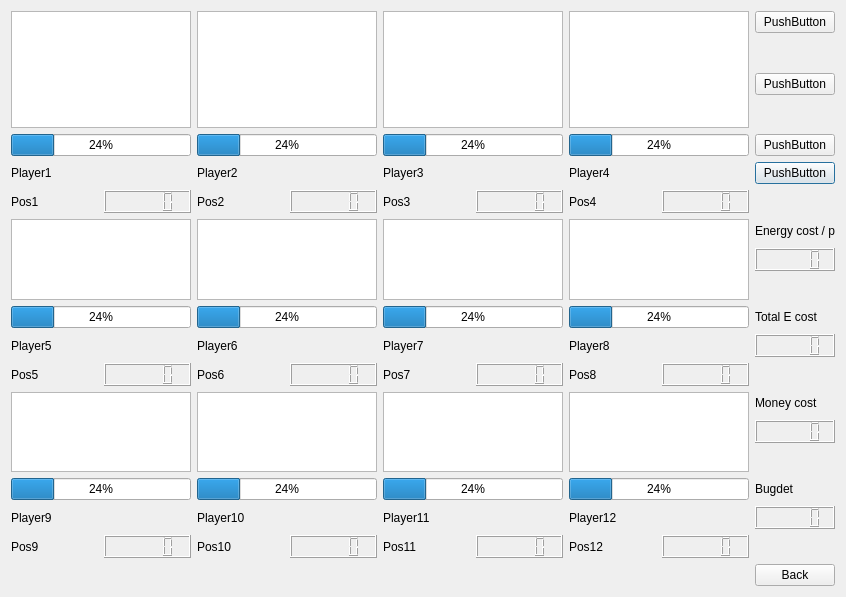
Before: the Qt Designer form BTM_Qt/training.ui in skandermoalla/CSE201-Top5, drawn with Qt 5.
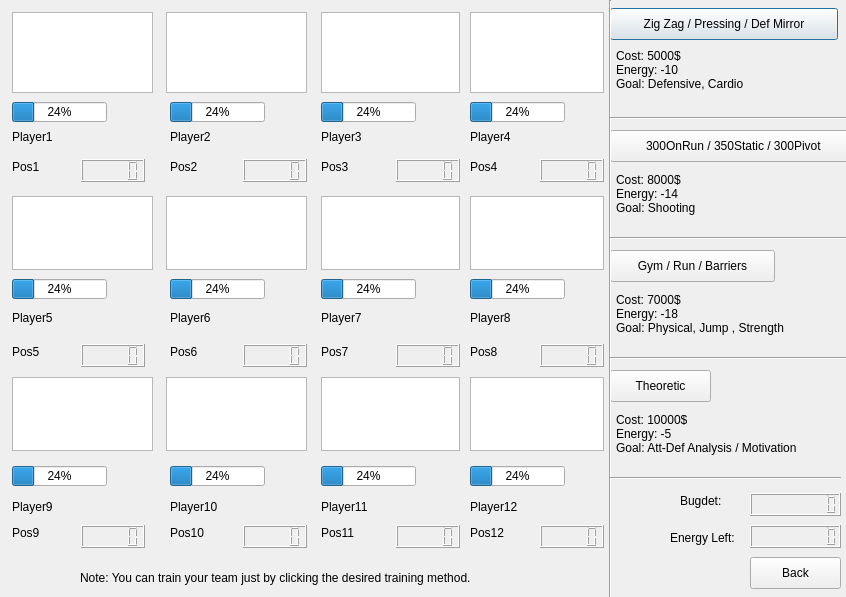
After: the same form once the commit is applied.

```diff
--- a/BTM_Qt/training.ui
+++ b/BTM_Qt/training.ui
@@ -13,94 +13,159 @@
   <property name="windowTitle">
    <string>Basketball Team Manager</string>
   </property>
-  <layout class="QGridLayout" name="gridLayout">
-   <item row="11" column="8">
-    <widget class="QLabel" name="cost2">
-     <property name="text">
-      <string>Total E cost</string>
-     </property>
-    </widget>
-   </item>
-   <item row="6" column="3">
-    <widget class="QLCDNumber" name="lcdNumber_2"/>
-   </item>
-   <item row="12" column="2">
+  <widget class="QLCDNumber" name="lcdNumber_2">
+   <property name="geometry">
+    <rect>
+     <x>243</x>
+     <y>159</y>
+     <width>64</width>
+     <height>23</height>
+    </rect>
+   </property>
+  </widget>
     <widget class="QLabel" name="label_6">
+   <property name="geometry">
+    <rect>
+     <x>170</x>
+     <y>310</y>
+     <width>131</width>
+     <height>16</height>
+    </rect>
+   </property>
      <property name="text">
       <string>Player6</string>
      </property>
     </widget>
-   </item>
-   <item row="6" column="2">
     <widget class="QLabel" name="label_2p">
+   <property name="geometry">
+    <rect>
+     <x>170</x>
+     <y>159</y>
+     <width>31</width>
+     <height>16</height>
+    </rect>
+   </property>
      <property name="text">
       <string>Pos2</string>
      </property>
     </widget>
-   </item>
-   <item row="8" column="4" rowspan="3" colspan="2">
-    <widget class="QGraphicsView" name="graphicsView_9"/>
-   </item>
-   <item row="6" column="0">
+  <widget class="QGraphicsView" name="graphicsView_9">
+   <property name="geometry">
+    <rect>
+     <x>321</x>
+     <y>196</y>
+     <width>139</width>
+     <height>74</height>
+    </rect>
+   </property>
+  </widget>
     <widget class="QLabel" name="labelp">
+   <property name="geometry">
+    <rect>
+     <x>12</x>
+     <y>159</y>
+     <width>29</width>
+     <height>16</height>
+    </rect>
+   </property>
      <property name="text">
       <string>Pos1</string>
      </property>
     </widget>
-   </item>
-   <item row="5" column="8">
-    <widget class="QPushButton" name="pushButton_4">
-     <property name="text">
-      <string>PushButton</string>
-     </property>
-    </widget>
-   </item>
-   <item row="6" column="6">
     <widget class="QLabel" name="label_4p">
+   <property name="geometry">
+    <rect>
+     <x>470</x>
+     <y>159</y>
+     <width>31</width>
+     <height>16</height>
+    </rect>
+   </property>
      <property name="text">
       <string>Pos4</string>
      </property>
     </widget>
-   </item>
-   <item row="8" column="0" rowspan="3" colspan="2">
-    <widget class="QGraphicsView" name="graphicsView_5"/>
-   </item>
-   <item row="11" column="4" colspan="2">
+  <widget class="QGraphicsView" name="graphicsView_5">
+   <property name="geometry">
+    <rect>
+     <x>12</x>
+     <y>196</y>
+     <width>141</width>
+     <height>74</height>
+    </rect>
+   </property>
+  </widget>
     <widget class="QProgressBar" name="progressBar_7">
+   <property name="geometry">
+    <rect>
+     <x>321</x>
+     <y>279</y>
+     <width>95</width>
+     <height>20</height>
+    </rect>
+   </property>
      <property name="value">
       <number>24</number>
      </property>
     </widget>
-   </item>
-   <item row="11" column="2" colspan="2">
     <widget class="QProgressBar" name="progressBar_6">
+   <property name="geometry">
+    <rect>
+     <x>170</x>
+     <y>279</y>
+     <width>95</width>
+     <height>20</height>
+    </rect>
+   </property>
      <property name="value">
       <number>24</number>
      </property>
     </widget>
-   </item>
-   <item row="12" column="8">
-    <widget class="QLCDNumber" name="lcdNumber_15"/>
-   </item>
-   <item row="12" column="6">
     <widget class="QLabel" name="label_8">
+   <property name="geometry">
+    <rect>
+     <x>470</x>
+     <y>310</y>
+     <width>131</width>
+     <height>16</height>
+    </rect>
+   </property>
      <property name="text">
       <string>Player8</string>
      </property>
     </widget>
-   </item>
-   <item row="6" column="7">
-    <widget class="QLCDNumber" name="lcdNumber_4"/>
-   </item>
-   <item row="11" column="0" colspan="2">
+  <widget class="QLCDNumber" name="lcdNumber_4">
+   <property name="geometry">
+    <rect>
+     <x>540</x>
+     <y>159</y>
+     <width>64</width>
+     <height>23</height>
+    </rect>
+   </property>
+  </widget>
     <widget class="QProgressBar" name="progressBar_5">
+   <property name="geometry">
+    <rect>
+     <x>12</x>
+     <y>279</y>
+     <width>95</width>
+     <height>20</height>
+    </rect>
+   </property>
      <property name="value">
       <number>24</number>
      </property>
     </widget>
-   </item>
-   <item row="6" column="1">
     <widget class="QLCDNumber" name="lcdNumber">
+   <property name="geometry">
+    <rect>
+     <x>81</x>
+     <y>159</y>
+     <width>64</width>
+     <height>23</height>
+    </rect>
+   </property>
      <property name="maximumSize">
       <size>
        <width>16777215</width>
@@ -108,319 +173,818 @@
       </size>
      </property>
     </widget>
-   </item>
-   <item row="8" column="8">
-    <widget class="QLabel" name="cost1">
-     <property name="text">
-      <string>Energy cost / p</string>
-     </property>
-    </widget>
-   </item>
-   <item row="9" column="8">
-    <widget class="QLCDNumber" name="lcdNumber_13"/>
-   </item>
-   <item row="12" column="0">
     <widget class="QLabel" name="label_5">
+   <property name="geometry">
+    <rect>
+     <x>12</x>
+     <y>310</y>
+     <width>121</width>
+     <height>16</height>
+    </rect>
+   </property>
      <property name="text">
       <string>Player5</string>
      </property>
     </widget>
-   </item>
-   <item row="8" column="2" rowspan="3" colspan="2">
-    <widget class="QGraphicsView" name="graphicsView_7"/>
-   </item>
-   <item row="6" column="5">
-    <widget class="QLCDNumber" name="lcdNumber_3"/>
-   </item>
-   <item row="6" column="4">
+  <widget class="QGraphicsView" name="graphicsView_7">
+   <property name="geometry">
+    <rect>
+     <x>166</x>
+     <y>196</y>
+     <width>141</width>
+     <height>74</height>
+    </rect>
+   </property>
+  </widget>
+  <widget class="QLCDNumber" name="lcdNumber_3">
+   <property name="geometry">
+    <rect>
+     <x>396</x>
+     <y>159</y>
+     <width>64</width>
+     <height>23</height>
+    </rect>
+   </property>
+  </widget>
     <widget class="QLabel" name="label_3p">
+   <property name="geometry">
+    <rect>
+     <x>321</x>
+     <y>159</y>
+     <width>31</width>
+     <height>16</height>
+    </rect>
+   </property>
      <property name="text">
       <string>Pos3</string>
      </property>
     </widget>
-   </item>
-   <item row="12" column="4">
     <widget class="QLabel" name="label_7">
+   <property name="geometry">
+    <rect>
+     <x>321</x>
+     <y>310</y>
+     <width>131</width>
+     <height>16</height>
+    </rect>
+   </property>
      <property name="text">
       <string>Player7</string>
      </property>
     </widget>
-   </item>
-   <item row="13" column="0">
     <widget class="QLabel" name="label_5p">
+   <property name="geometry">
+    <rect>
+     <x>12</x>
+     <y>344</y>
+     <width>31</width>
+     <height>16</height>
+    </rect>
+   </property>
      <property name="text">
       <string>Pos5</string>
      </property>
     </widget>
-   </item>
-   <item row="13" column="1">
-    <widget class="QLCDNumber" name="lcdNumber_5"/>
-   </item>
-   <item row="0" column="6" rowspan="4" colspan="2">
-    <widget class="QGraphicsView" name="graphicsView_4"/>
-   </item>
-   <item row="4" column="6" colspan="2">
+  <widget class="QLCDNumber" name="lcdNumber_5">
+   <property name="geometry">
+    <rect>
+     <x>81</x>
+     <y>344</y>
+     <width>64</width>
+     <height>23</height>
+    </rect>
+   </property>
+  </widget>
+  <widget class="QGraphicsView" name="graphicsView_4">
+   <property name="geometry">
+    <rect>
+     <x>470</x>
+     <y>12</y>
+     <width>134</width>
+     <height>81</height>
+    </rect>
+   </property>
+  </widget>
     <widget class="QProgressBar" name="progressBar_4">
+   <property name="geometry">
+    <rect>
+     <x>470</x>
+     <y>102</y>
+     <width>95</width>
+     <height>20</height>
+    </rect>
+   </property>
      <property name="value">
       <number>24</number>
      </property>
     </widget>
-   </item>
-   <item row="4" column="2" colspan="2">
     <widget class="QProgressBar" name="progressBar_2">
+   <property name="geometry">
+    <rect>
+     <x>170</x>
+     <y>102</y>
+     <width>95</width>
+     <height>20</height>
+    </rect>
+   </property>
      <property name="value">
       <number>24</number>
      </property>
     </widget>
-   </item>
-   <item row="5" column="0" colspan="2">
     <widget class="QLabel" name="label">
+   <property name="geometry">
+    <rect>
+     <x>12</x>
+     <y>129</y>
+     <width>131</width>
+     <height>16</height>
+    </rect>
+   </property>
      <property name="text">
       <string>Player1</string>
      </property>
     </widget>
-   </item>
-   <item row="5" column="4" colspan="2">
     <widget class="QLabel" name="label_3">
+   <property name="geometry">
+    <rect>
+     <x>321</x>
+     <y>129</y>
+     <width>131</width>
+     <height>16</height>
+    </rect>
+   </property>
      <property name="text">
       <string>Player3</string>
      </property>
     </widget>
-   </item>
-   <item row="5" column="2" colspan="2">
     <widget class="QLabel" name="label_2">
+   <property name="geometry">
+    <rect>
+     <x>170</x>
+     <y>129</y>
+     <width>141</width>
+     <height>16</height>
+    </rect>
+   </property>
      <property name="text">
       <string>Player2</string>
      </property>
     </widget>
-   </item>
-   <item row="0" column="2" rowspan="4" colspan="2">
-    <widget class="QGraphicsView" name="graphicsView_2"/>
-   </item>
-   <item row="4" column="4" colspan="2">
+  <widget class="QGraphicsView" name="graphicsView_2">
+   <property name="geometry">
+    <rect>
+     <x>166</x>
+     <y>12</y>
+     <width>141</width>
+     <height>81</height>
+    </rect>
+   </property>
+  </widget>
     <widget class="QProgressBar" name="progressBar_3">
+   <property name="geometry">
+    <rect>
+     <x>321</x>
+     <y>102</y>
+     <width>95</width>
+     <height>20</height>
+    </rect>
+   </property>
      <property name="value">
       <number>24</number>
      </property>
     </widget>
-   </item>
-   <item row="4" column="0" colspan="2">
     <widget class="QProgressBar" name="progressBar">
+   <property name="geometry">
+    <rect>
+     <x>12</x>
+     <y>102</y>
+     <width>95</width>
+     <height>20</height>
+    </rect>
+   </property>
      <property name="value">
       <number>24</number>
      </property>
     </widget>
-   </item>
-   <item row="0" column="0" rowspan="4" colspan="2">
-    <widget class="QGraphicsView" name="graphicsView"/>
-   </item>
-   <item row="0" column="4" rowspan="4" colspan="2">
-    <widget class="QGraphicsView" name="graphicsView_3"/>
-   </item>
-   <item row="4" column="8">
-    <widget class="QPushButton" name="pushButton_3">
-     <property name="text">
-      <string>PushButton</string>
-     </property>
-    </widget>
-   </item>
-   <item row="0" column="8">
+  <widget class="QGraphicsView" name="graphicsView">
+   <property name="geometry">
+    <rect>
+     <x>12</x>
+     <y>12</y>
+     <width>141</width>
+     <height>81</height>
+    </rect>
+   </property>
+  </widget>
+  <widget class="QGraphicsView" name="graphicsView_3">
+   <property name="geometry">
+    <rect>
+     <x>321</x>
+     <y>12</y>
+     <width>139</width>
+     <height>81</height>
+    </rect>
+   </property>
+  </widget>
     <widget class="QPushButton" name="pushButton">
-     <property name="text">
-      <string>PushButton</string>
-     </property>
-    </widget>
-   </item>
-   <item row="2" column="8">
-    <widget class="QPushButton" name="pushButton_2">
+   <property name="geometry">
+    <rect>
+     <x>610</x>
+     <y>8</y>
+     <width>228</width>
+     <height>32</height>
+    </rect>
+   </property>
      <property name="text">
-      <string>PushButton</string>
-     </property>
-    </widget>
-   </item>
-   <item row="5" column="6">
+    <string>Zig Zag / Pressing / Def Mirror</string>
+   </property>
+  </widget>
     <widget class="QLabel" name="label_4">
+   <property name="geometry">
+    <rect>
+     <x>470</x>
+     <y>129</y>
+     <width>131</width>
+     <height>16</height>
+    </rect>
+   </property>
      <property name="text">
       <string>Player4</string>
      </property>
     </widget>
-   </item>
-   <item row="19" column="5">
-    <widget class="QLCDNumber" name="lcdNumber_11"/>
-   </item>
-   <item row="14" column="8">
-    <widget class="QLabel" name="cost3">
-     <property name="text">
-      <string>Money cost</string>
-     </property>
-    </widget>
-   </item>
-   <item row="19" column="4">
+  <widget class="QLCDNumber" name="lcdNumber_11">
+   <property name="geometry">
+    <rect>
+     <x>396</x>
+     <y>525</y>
+     <width>64</width>
+     <height>23</height>
+    </rect>
+   </property>
+  </widget>
     <widget class="QLabel" name="label_11p">
+   <property name="geometry">
+    <rect>
+     <x>321</x>
+     <y>525</y>
+     <width>35</width>
+     <height>16</height>
+    </rect>
+   </property>
      <property name="text">
       <string>Pos11</string>
      </property>
     </widget>
-   </item>
-   <item row="19" column="3">
-    <widget class="QLCDNumber" name="lcdNumber_10"/>
-   </item>
-   <item row="18" column="8">
-    <widget class="QLCDNumber" name="lcdNumber_16"/>
-   </item>
-   <item row="14" column="6" rowspan="3" colspan="2">
-    <widget class="QGraphicsView" name="graphicsView_12"/>
-   </item>
-   <item row="19" column="2">
+  <widget class="QLCDNumber" name="lcdNumber_10">
+   <property name="geometry">
+    <rect>
+     <x>243</x>
+     <y>525</y>
+     <width>64</width>
+     <height>23</height>
+    </rect>
+   </property>
+  </widget>
+  <widget class="QGraphicsView" name="graphicsView_12">
+   <property name="geometry">
+    <rect>
+     <x>470</x>
+     <y>377</y>
+     <width>134</width>
+     <height>74</height>
+    </rect>
+   </property>
+  </widget>
     <widget class="QLabel" name="label_10p">
+   <property name="geometry">
+    <rect>
+     <x>170</x>
+     <y>525</y>
+     <width>37</width>
+     <height>16</height>
+    </rect>
+   </property>
      <property name="text">
       <string>Pos10</string>
      </property>
     </widget>
-   </item>
-   <item row="19" column="0">
     <widget class="QLabel" name="label_9p">
+   <property name="geometry">
+    <rect>
+     <x>12</x>
+     <y>525</y>
+     <width>31</width>
+     <height>16</height>
+    </rect>
+   </property>
      <property name="text">
       <string>Pos9</string>
      </property>
     </widget>
-   </item>
-   <item row="18" column="2">
     <widget class="QLabel" name="label_10">
+   <property name="geometry">
+    <rect>
+     <x>170</x>
+     <y>499</y>
+     <width>131</width>
+     <height>16</height>
+    </rect>
+   </property>
      <property name="text">
       <string>Player10</string>
      </property>
     </widget>
-   </item>
-   <item row="17" column="0" colspan="2">
     <widget class="QProgressBar" name="progressBar_9">
+   <property name="geometry">
+    <rect>
+     <x>12</x>
+     <y>466</y>
+     <width>95</width>
+     <height>20</height>
+    </rect>
+   </property>
      <property name="value">
       <number>24</number>
      </property>
     </widget>
-   </item>
-   <item row="14" column="2" rowspan="3" colspan="2">
-    <widget class="QGraphicsView" name="graphicsView_8"/>
-   </item>
-   <item row="18" column="0">
+  <widget class="QGraphicsView" name="graphicsView_8">
+   <property name="geometry">
+    <rect>
+     <x>166</x>
+     <y>377</y>
+     <width>141</width>
+     <height>74</height>
+    </rect>
+   </property>
+  </widget>
     <widget class="QLabel" name="label_9">
+   <property name="geometry">
+    <rect>
+     <x>12</x>
+     <y>499</y>
+     <width>131</width>
+     <height>16</height>
+    </rect>
+   </property>
      <property name="text">
       <string>Player9</string>
      </property>
     </widget>
-   </item>
-   <item row="17" column="4" colspan="2">
     <widget class="QProgressBar" name="progressBar_11">
+   <property name="geometry">
+    <rect>
+     <x>321</x>
+     <y>466</y>
+     <width>95</width>
+     <height>20</height>
+    </rect>
+   </property>
      <property name="value">
       <number>24</number>
      </property>
     </widget>
-   </item>
-   <item row="13" column="7">
-    <widget class="QLCDNumber" name="lcdNumber_8"/>
-   </item>
-   <item row="14" column="4" rowspan="3" colspan="2">
-    <widget class="QGraphicsView" name="graphicsView_11"/>
-   </item>
-   <item row="13" column="6">
+  <widget class="QLCDNumber" name="lcdNumber_8">
+   <property name="geometry">
+    <rect>
+     <x>540</x>
+     <y>344</y>
+     <width>64</width>
+     <height>23</height>
+    </rect>
+   </property>
+  </widget>
+  <widget class="QGraphicsView" name="graphicsView_11">
+   <property name="geometry">
+    <rect>
+     <x>321</x>
+     <y>377</y>
+     <width>139</width>
+     <height>74</height>
+    </rect>
+   </property>
+  </widget>
     <widget class="QLabel" name="label_8p">
+   <property name="geometry">
+    <rect>
+     <x>470</x>
+     <y>344</y>
+     <width>31</width>
+     <height>16</height>
+    </rect>
+   </property>
      <property name="text">
       <string>Pos8</string>
      </property>
     </widget>
-   </item>
-   <item row="17" column="2" colspan="2">
     <widget class="QProgressBar" name="progressBar_10">
+   <property name="geometry">
+    <rect>
+     <x>170</x>
+     <y>466</y>
+     <width>95</width>
+     <height>20</height>
+    </rect>
+   </property>
      <property name="value">
       <number>24</number>
      </property>
     </widget>
-   </item>
-   <item row="18" column="4">
     <widget class="QLabel" name="label_11">
+   <property name="geometry">
+    <rect>
+     <x>321</x>
+     <y>499</y>
+     <width>50</width>
+     <height>16</height>
+    </rect>
+   </property>
      <property name="text">
       <string>Player11</string>
      </property>
     </widget>
-   </item>
-   <item row="19" column="6">
     <widget class="QLabel" name="label_12p">
+   <property name="geometry">
+    <rect>
+     <x>470</x>
+     <y>525</y>
+     <width>37</width>
+     <height>16</height>
+    </rect>
+   </property>
      <property name="text">
       <string>Pos12</string>
      </property>
     </widget>
-   </item>
-   <item row="13" column="2">
     <widget class="QLabel" name="label_6p">
+   <property name="geometry">
+    <rect>
+     <x>170</x>
+     <y>344</y>
+     <width>31</width>
+     <height>16</height>
+    </rect>
+   </property>
      <property name="text">
       <string>Pos6</string>
      </property>
     </widget>
-   </item>
-   <item row="14" column="0" rowspan="3" colspan="2">
-    <widget class="QGraphicsView" name="graphicsView_6"/>
-   </item>
-   <item row="17" column="6" colspan="2">
+  <widget class="QGraphicsView" name="graphicsView_6">
+   <property name="geometry">
+    <rect>
+     <x>12</x>
+     <y>377</y>
+     <width>141</width>
+     <height>74</height>
+    </rect>
+   </property>
+  </widget>
     <widget class="QProgressBar" name="progressBar_12">
+   <property name="geometry">
+    <rect>
+     <x>470</x>
+     <y>466</y>
+     <width>95</width>
+     <height>20</height>
+    </rect>
+   </property>
      <property name="value">
       <number>24</number>
      </property>
     </widget>
-   </item>
-   <item row="13" column="4">
     <widget class="QLabel" name="label_7p">
+   <property name="geometry">
+    <rect>
+     <x>321</x>
+     <y>344</y>
+     <width>30</width>
+     <height>16</height>
+    </rect>
+   </property>
      <property name="text">
       <string>Pos7</string>
      </property>
     </widget>
-   </item>
-   <item row="17" column="8">
-    <widget class="QLabel" name="cost4">
-     <property name="text">
-      <string>Bugdet</string>
-     </property>
-    </widget>
-   </item>
-   <item row="19" column="7">
-    <widget class="QLCDNumber" name="lcdNumber_12"/>
-   </item>
-   <item row="15" column="8">
-    <widget class="QLCDNumber" name="lcdNumber_14"/>
-   </item>
-   <item row="19" column="1">
-    <widget class="QLCDNumber" name="lcdNumber_9"/>
-   </item>
-   <item row="13" column="5">
-    <widget class="QLCDNumber" name="lcdNumber_7"/>
-   </item>
-   <item row="13" column="3">
-    <widget class="QLCDNumber" name="lcdNumber_6"/>
-   </item>
-   <item row="20" column="8">
-    <widget class="QPushButton" name="pushButton_5">
-     <property name="text">
-      <string>Back</string>
-     </property>
-    </widget>
-   </item>
-   <item row="18" column="6">
+  <widget class="QLCDNumber" name="lcdNumber_12">
+   <property name="geometry">
+    <rect>
+     <x>540</x>
+     <y>525</y>
+     <width>64</width>
+     <height>23</height>
+    </rect>
+   </property>
+  </widget>
+  <widget class="QLCDNumber" name="lcdNumber_9">
+   <property name="geometry">
+    <rect>
+     <x>81</x>
+     <y>525</y>
+     <width>64</width>
+     <height>23</height>
+    </rect>
+   </property>
+  </widget>
+  <widget class="QLCDNumber" name="lcdNumber_7">
+   <property name="geometry">
+    <rect>
+     <x>396</x>
+     <y>344</y>
+     <width>64</width>
+     <height>23</height>
+    </rect>
+   </property>
+  </widget>
+  <widget class="QLCDNumber" name="lcdNumber_6">
+   <property name="geometry">
+    <rect>
+     <x>243</x>
+     <y>344</y>
+     <width>64</width>
+     <height>23</height>
+    </rect>
+   </property>
+  </widget>
     <widget class="QLabel" name="label_12">
+   <property name="geometry">
+    <rect>
+     <x>470</x>
+     <y>499</y>
+     <width>52</width>
+     <height>16</height>
+    </rect>
+   </property>
      <property name="text">
       <string>Player12</string>
      </property>
     </widget>
-   </item>
-   <item row="11" column="6" colspan="2">
     <widget class="QProgressBar" name="progressBar_8">
+   <property name="geometry">
+    <rect>
+     <x>470</x>
+     <y>279</y>
+     <width>95</width>
+     <height>20</height>
+    </rect>
+   </property>
      <property name="value">
       <number>24</number>
      </property>
     </widget>
-   </item>
-   <item row="8" column="6" rowspan="3" colspan="2">
-    <widget class="QGraphicsView" name="graphicsView_10"/>
-   </item>
-  </layout>
+  <widget class="QGraphicsView" name="graphicsView_10">
+   <property name="geometry">
+    <rect>
+     <x>470</x>
+     <y>196</y>
+     <width>134</width>
+     <height>74</height>
+    </rect>
+   </property>
+  </widget>
+  <widget class="QLabel" name="cost4">
+   <property name="geometry">
+    <rect>
+     <x>680</x>
+     <y>493</y>
+     <width>48</width>
+     <height>16</height>
+    </rect>
+   </property>
+   <property name="text">
+    <string>Bugdet:</string>
+   </property>
+  </widget>
+  <widget class="QLCDNumber" name="lcdNumber_16">
+   <property name="enabled">
+    <bool>true</bool>
+   </property>
+   <property name="geometry">
+    <rect>
+     <x>750</x>
+     <y>493</y>
+     <width>91</width>
+     <height>23</height>
+    </rect>
+   </property>
+   <property name="digitCount">
+    <number>9</number>
+   </property>
+  </widget>
+  <widget class="QLabel" name="cost1">
+   <property name="geometry">
+    <rect>
+     <x>670</x>
+     <y>530</y>
+     <width>78</width>
+     <height>16</height>
+    </rect>
+   </property>
+   <property name="text">
+    <string>Energy Left: </string>
+   </property>
+  </widget>
+  <widget class="QLCDNumber" name="lcdNumber_13">
+   <property name="geometry">
+    <rect>
+     <x>750</x>
+     <y>525</y>
+     <width>91</width>
+     <height>23</height>
+    </rect>
+   </property>
+   <property name="digitCount">
+    <number>9</number>
+   </property>
+  </widget>
+  <widget class="QPushButton" name="pushButton_5">
+   <property name="geometry">
+    <rect>
+     <x>750</x>
+     <y>557</y>
+     <width>91</width>
+     <height>32</height>
+    </rect>
+   </property>
+   <property name="text">
+    <string>Back</string>
+   </property>
+  </widget>
+  <widget class="QPushButton" name="pushButton_4">
+   <property name="geometry">
+    <rect>
+     <x>610</x>
+     <y>370</y>
+     <width>101</width>
+     <height>32</height>
+    </rect>
+   </property>
+   <property name="text">
+    <string>Theoretic</string>
+   </property>
+  </widget>
+  <widget class="QPushButton" name="pushButton_3">
+   <property name="geometry">
+    <rect>
+     <x>610</x>
+     <y>250</y>
+     <width>165</width>
+     <height>32</height>
+    </rect>
+   </property>
+   <property name="text">
+    <string>Gym / Run / Barriers</string>
+   </property>
+  </widget>
+  <widget class="QLabel" name="label_13">
+   <property name="geometry">
+    <rect>
+     <x>616</x>
+     <y>46</y>
+     <width>147</width>
+     <height>48</height>
+    </rect>
+   </property>
+   <property name="text">
+    <string>Cost: 5000$
+Energy: -10
+Goal: Defensive, Cardio </string>
+   </property>
+  </widget>
+  <widget class="QPushButton" name="pushButton_2">
+   <property name="geometry">
+    <rect>
+     <x>610</x>
+     <y>130</y>
+     <width>250</width>
+     <height>32</height>
+    </rect>
+   </property>
+   <property name="text">
+    <string>300OnRun / 350Static / 300Pivot </string>
+   </property>
+  </widget>
+  <widget class="QLabel" name="label_14">
+   <property name="geometry">
+    <rect>
+     <x>616</x>
+     <y>170</y>
+     <width>91</width>
+     <height>48</height>
+    </rect>
+   </property>
+   <property name="text">
+    <string>Cost: 8000$
+Energy: -14
+Goal: Shooting</string>
+   </property>
+  </widget>
+  <widget class="QLabel" name="label_15">
+   <property name="geometry">
+    <rect>
+     <x>616</x>
+     <y>290</y>
+     <width>192</width>
+     <height>48</height>
+    </rect>
+   </property>
+   <property name="text">
+    <string>Cost: 7000$
+Energy: -18
+Goal: Physical, Jump , Strength</string>
+   </property>
+  </widget>
+  <widget class="QLabel" name="label_16">
+   <property name="geometry">
+    <rect>
+     <x>616</x>
+     <y>410</y>
+     <width>214</width>
+     <height>48</height>
+    </rect>
+   </property>
+   <property name="text">
+    <string>Cost: 10000$
+Energy: -5
+Goal: Att-Def Analysis / Motivation </string>
+   </property>
+  </widget>
+  <widget class="Line" name="line">
+   <property name="geometry">
+    <rect>
+     <x>600</x>
+     <y>0</y>
+     <width>20</width>
+     <height>601</height>
+    </rect>
+   </property>
+   <property name="orientation">
+    <enum>Qt::Vertical</enum>
+   </property>
+  </widget>
+  <widget class="Line" name="line_2">
+   <property name="geometry">
+    <rect>
+     <x>610</x>
+     <y>470</y>
+     <width>231</width>
+     <height>16</height>
+    </rect>
+   </property>
+   <property name="orientation">
+    <enum>Qt::Horizontal</enum>
+   </property>
+  </widget>
+  <widget class="Line" name="line_3">
+   <property name="geometry">
+    <rect>
+     <x>610</x>
+     <y>110</y>
+     <width>241</width>
+     <height>16</height>
+    </rect>
+   </property>
+   <property name="orientation">
+    <enum>Qt::Horizontal</enum>
+   </property>
+  </widget>
+  <widget class="Line" name="line_4">
+   <property name="geometry">
+    <rect>
+     <x>610</x>
+     <y>230</y>
+     <width>241</width>
+     <height>16</height>
+    </rect>
+   </property>
+   <property name="orientation">
+    <enum>Qt::Horizontal</enum>
+   </property>
+  </widget>
+  <widget class="Line" name="line_5">
+   <property name="geometry">
+    <rect>
+     <x>610</x>
+     <y>350</y>
+     <width>241</width>
+     <height>16</height>
+    </rect>
+   </property>
+   <property name="orientation">
+    <enum>Qt::Horizontal</enum>
+   </property>
+  </widget>
+  <widget class="QLabel" name="label_17">
+   <property name="geometry">
+    <rect>
+     <x>80</x>
+     <y>570</y>
+     <width>451</width>
+     <height>16</height>
+    </rect>
+   </property>
+   <property name="text">
+    <string>Note: You can train your team just by clicking the desired training method. </string>
+   </property>
+  </widget>
  </widget>
  <resources/>
  <connections/>
```
Left out of the diff: 2 changed lines with no effect on the pictures. Lines whose indentation alone changed are shown as unchanged.
